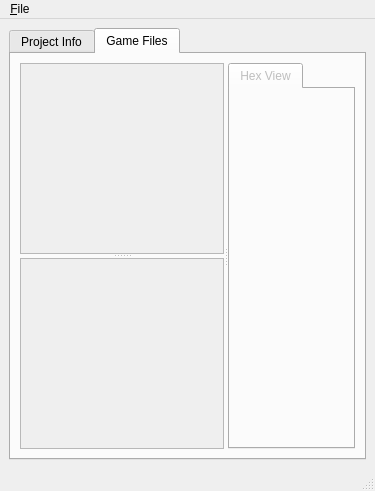
Before: the Qt Designer form shsl-editor/mainwindow.ui in Delta-Psi/shsl-editor, drawn with Qt 5.
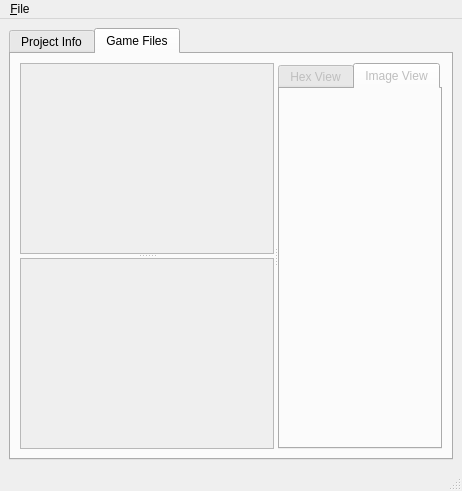
After: the same form once the commit is applied. The open tabs and pages were chosen to show the change.

The edit to the form file:
```diff
--- a/shsl-editor/mainwindow.ui
+++ b/shsl-editor/mainwindow.ui
@@ -36,7 +36,7 @@
            <property name="orientation">
             <enum>Qt::Vertical</enum>
            </property>
-           <widget class="QListView" name="wadList">
+           <widget class="QListWidget" name="wadList">
             <property name="enabled">
              <bool>false</bool>
             </property>
@@ -60,9 +60,6 @@
             <property name="uniformRowHeights">
              <bool>true</bool>
             </property>
-            <attribute name="headerVisible">
-             <bool>false</bool>
-            </attribute>
             <attribute name="headerStretchLastSection">
              <bool>false</bool>
             </attribute>
@@ -81,6 +78,12 @@
             </attribute>
             <layout class="QGridLayout" name="gridLayout_2"/>
            </widget>
+           <widget class="QWidget" name="wadFileImageTab">
+            <attribute name="title">
+             <string>Image View</string>
+            </attribute>
+            <layout class="QVBoxLayout" name="verticalLayout"/>
+           </widget>
           </widget>
          </widget>
         </item>
```
